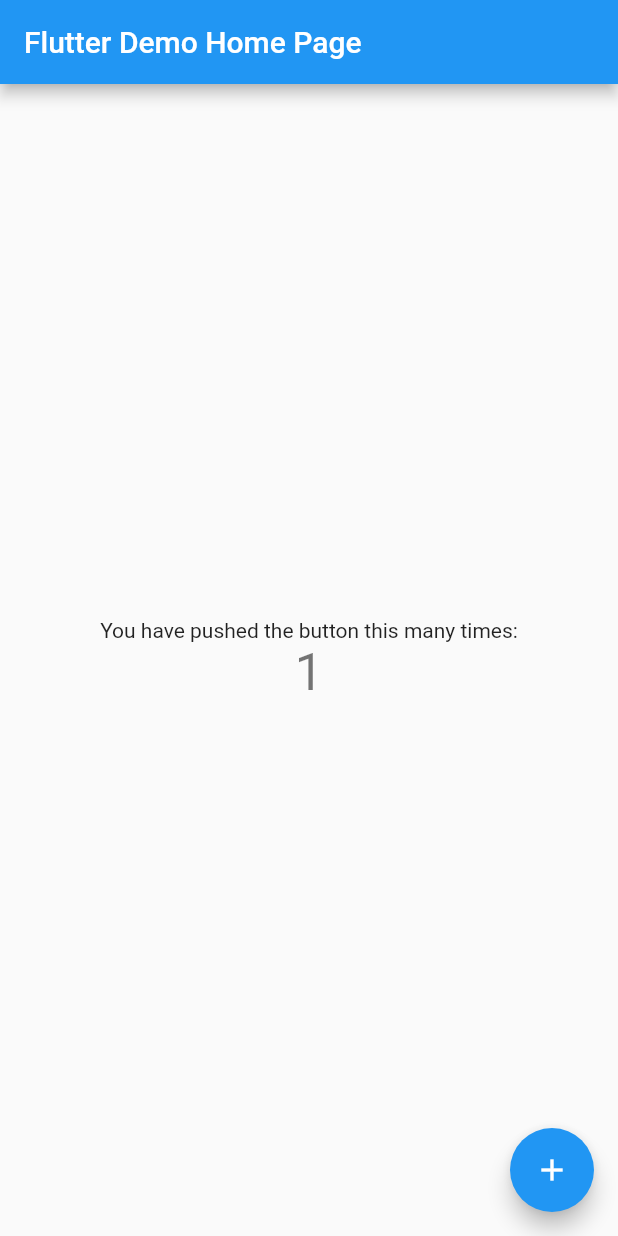
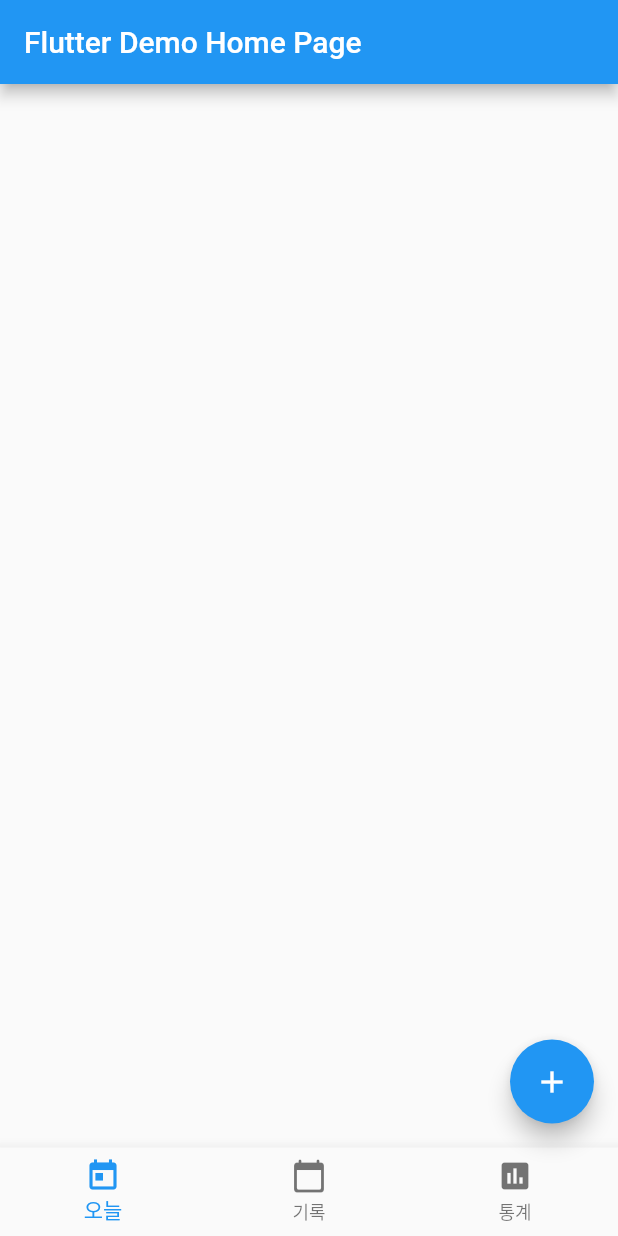
Before and after one commit to EunjoungAhn/diary, a Flutter app: the screen it shows after launch, after a tap on the "add" icon, on a phone screen of 412 x 824 dp. Run offline on Flutter 3.47's test engine with Material 2 defaults, Android fonts, the phone set to English and light mode, and no system bars; our stand-ins replace sqflite; accounts and stored records are empty.

Commit message:
각 페이지 기본 뼈대 설정

```diff
--- a/lib/main.dart
+++ b/lib/main.dart
@@ -13,15 +13,6 @@ class MyApp extends StatelessWidget {
     return MaterialApp(
       title: 'Flutter Demo',
       theme: ThemeData(
-        // This is the theme of your application.
-        //
-        // Try running your application with "flutter run". You'll see the
-        // application has a blue toolbar. Then, without quitting the app, try
-        // changing the primarySwatch below to Colors.green and then invoke
-        // "hot reload" (press "r" in the console where you ran "flutter run",
-        // or simply save your changes to "hot reload" in a Flutter IDE).
-        // Notice that the counter didn't reset back to zero; the application
-        // is not restarted.
         primarySwatch: Colors.blue,
       ),
       home: const MyHomePage(title: 'Flutter Demo Home Page'),
@@ -32,15 +23,6 @@ class MyApp extends StatelessWidget {
 class MyHomePage extends StatefulWidget {
   const MyHomePage({Key key, this.title}) : super(key: key);
 
-  // This widget is the home page of your application. It is stateful, meaning
-  // that it has a State object (defined below) that contains fields that affect
-  // how it looks.
-
-  // This class is the configuration for the state. It holds the values (in this
-  // case the title) provided by the parent (in this case the App widget) and
-  // used by the build method of the State. Fields in a Widget subclass are
-  // always marked "final".
-
   final String title;
 
   @override
@@ -48,68 +30,69 @@ class MyHomePage extends StatefulWidget {
 }
 
 class _MyHomePageState extends State<MyHomePage> {
-  int _counter = 0;
 
-  void _incrementCounter() {
-    setState(() {
-      // This call to setState tells the Flutter framework that something has
-      // changed in this State, which causes it to rerun the build method below
-      // so that the display can reflect the updated values. If we changed
-      // _counter without calling setState(), then the build method would not be
-      // called again, and so nothing would appear to happen.
-      _counter++;
-    });
-  }
+  int selectIndex = 0;
 
   @override
   Widget build(BuildContext context) {
-    // This method is rerun every time setState is called, for instance as done
-    // by the _incrementCounter method above.
-    //
-    // The Flutter framework has been optimized to make rerunning build methods
-    // fast, so that you can just rebuild anything that needs updating rather
-    // than having to individually change instances of widgets.
     return Scaffold(
       appBar: AppBar(
-        // Here we take the value from the MyHomePage object that was created by
-        // the App.build method, and use it to set our appbar title.
         title: Text(widget.title),
       ),
-      body: Center(
-        // Center is a layout widget. It takes a single child and positions it
-        // in the middle of the parent.
-        child: Column(
-          // Column is also a layout widget. It takes a list of children and
-          // arranges them vertically. By default, it sizes itself to fit its
-          // children horizontally, and tries to be as tall as its parent.
-          //
-          // Invoke "debug painting" (press "p" in the console, choose the
-          // "Toggle Debug Paint" action from the Flutter Inspector in Android
-          // Studio, or the "Toggle Debug Paint" command in Visual Studio Code)
-          // to see the wireframe for each widget.
-          //
-          // Column has various properties to control how it sizes itself and
-          // how it positions its children. Here we use mainAxisAlignment to
-          // center the children vertically; the main axis here is the vertical
-          // axis because Columns are vertical (the cross axis would be
-          // horizontal).
-          mainAxisAlignment: MainAxisAlignment.center,
-          children: <Widget>[
-            const Text(
-              'You have pushed the button this many times:',
-            ),
-            Text(
-              '$_counter',
-              style: Theme.of(context).textTheme.headline4,
-            ),
-          ],
-        ),
+      body: Container(
+        child: getPage(),
+
       ),
       floatingActionButton: FloatingActionButton(
-        onPressed: _incrementCounter,
+        onPressed: () {
+
+        },
         tooltip: 'Increment',
         child: const Icon(Icons.add),
-      ), // This trailing comma makes auto-formatting nicer for build methods.
+      ),
+      bottomNavigationBar: BottomNavigationBar(
+        items: const [
+          BottomNavigationBarItem(
+            icon: Icon(Icons.today),
+            label: "오늘"
+          ),
+          BottomNavigationBarItem(
+            icon: Icon(Icons.calendar_today_rounded),
+            label: "기록"
+          ),
+          BottomNavigationBarItem(
+            icon: Icon(Icons.insert_chart),
+            label: "통계"
+          ),
+        ],
+        onTap: (index) {
+          setState(() {
+            selectIndex = index;
+          });
+        },
+      ),// This trailing comma makes auto-formatting nicer for build methods.
     );
   }
+
+  Widget getPage(){
+    if (selectIndex == 0){
+      return getTodayPage();
+    }else if (selectIndex == 1){
+      return getHistoryPage();
+    }else {
+      return getChartPage();
+    }
+  }
+
+  Widget getTodayPage(){
+    return Container();
+  }
+
+  Widget getHistoryPage(){
+    return Container();
+  }
+
+  Widget getChartPage(){
+    return Container();
+  }
 }
```
